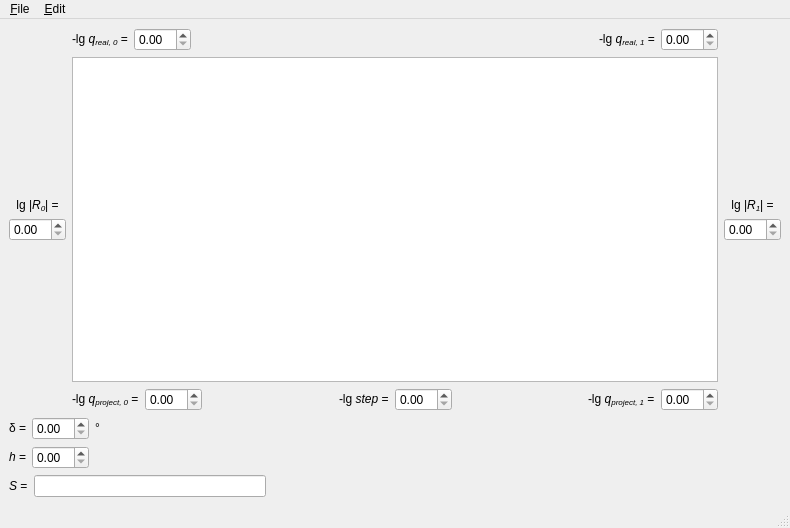
Old version of the form Protection_in_emergencies/risk_calculation/src/forms/main_window.ui in the repository rutsky/semester10.
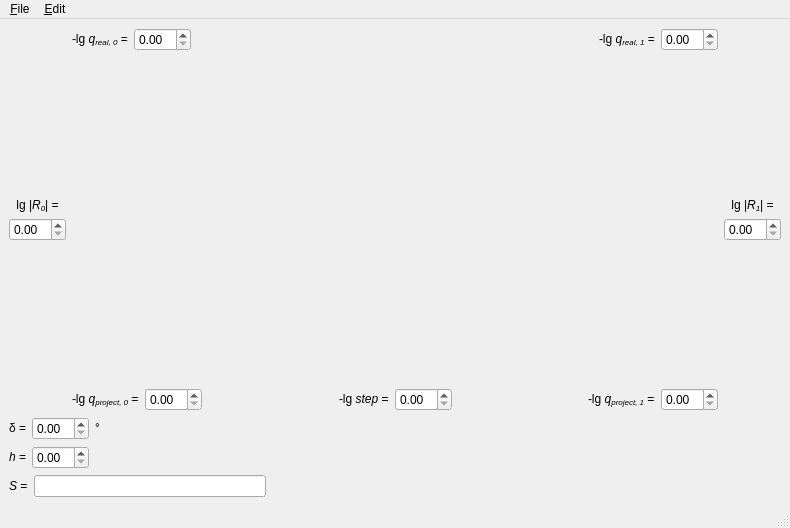
New version of the form. Custom widgets are drawn as their Qt base class.

Commit message: Replace central graphics view with Qwt widget

Diff of the .ui file:
```diff
--- a/Protection_in_emergencies/risk_calculation/src/forms/main_window.ui
+++ b/Protection_in_emergencies/risk_calculation/src/forms/main_window.ui
@@ -100,9 +100,6 @@
         </item>
        </layout>
       </item>
-      <item row="1" column="1">
-       <widget class="QGraphicsView" name="graphicsView"/>
-      </item>
       <item row="2" column="1">
        <layout class="QHBoxLayout" name="horizontalLayout_2">
         <item>
@@ -209,6 +206,9 @@
         </item>
        </layout>
       </item>
+      <item row="1" column="1">
+       <widget class="QwtPlot" name="qwtPlot"/>
+      </item>
      </layout>
     </item>
     <item>
@@ -429,6 +429,13 @@
    </property>
   </action>
  </widget>
+ <customwidgets>
+  <customwidget>
+   <class>QwtPlot</class>
+   <extends>QFrame</extends>
+   <header>qwt_plot.h</header>
+  </customwidget>
+ </customwidgets>
  <resources/>
  <connections>
   <connection>
```
The commit also changes 1 other file.
